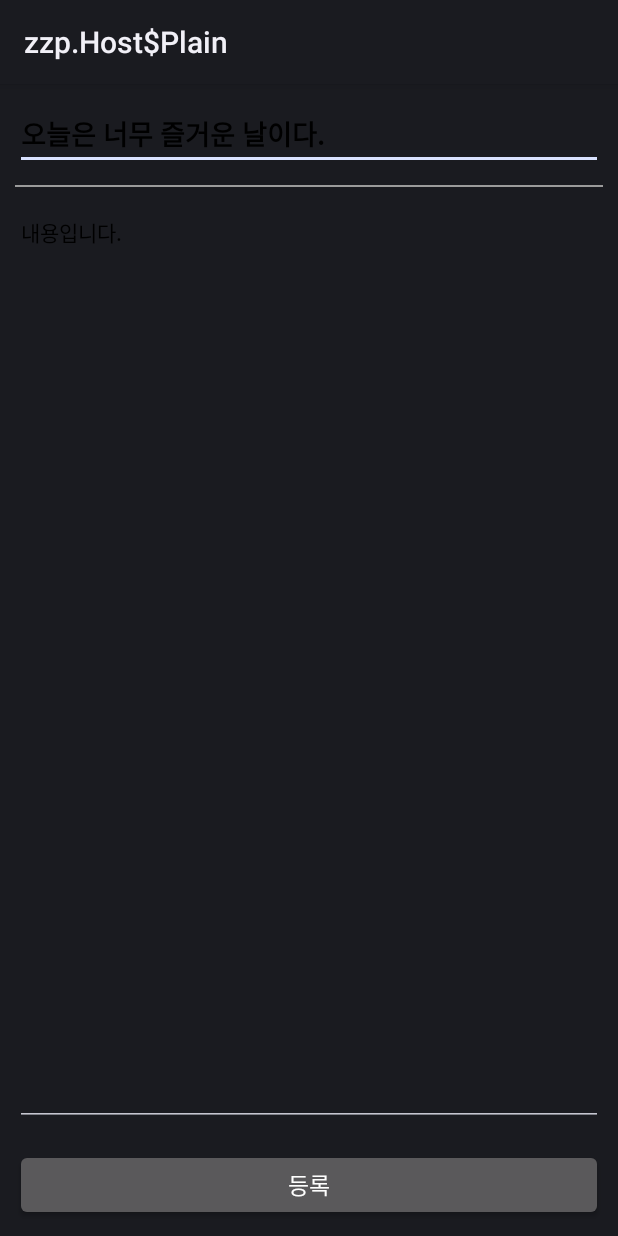
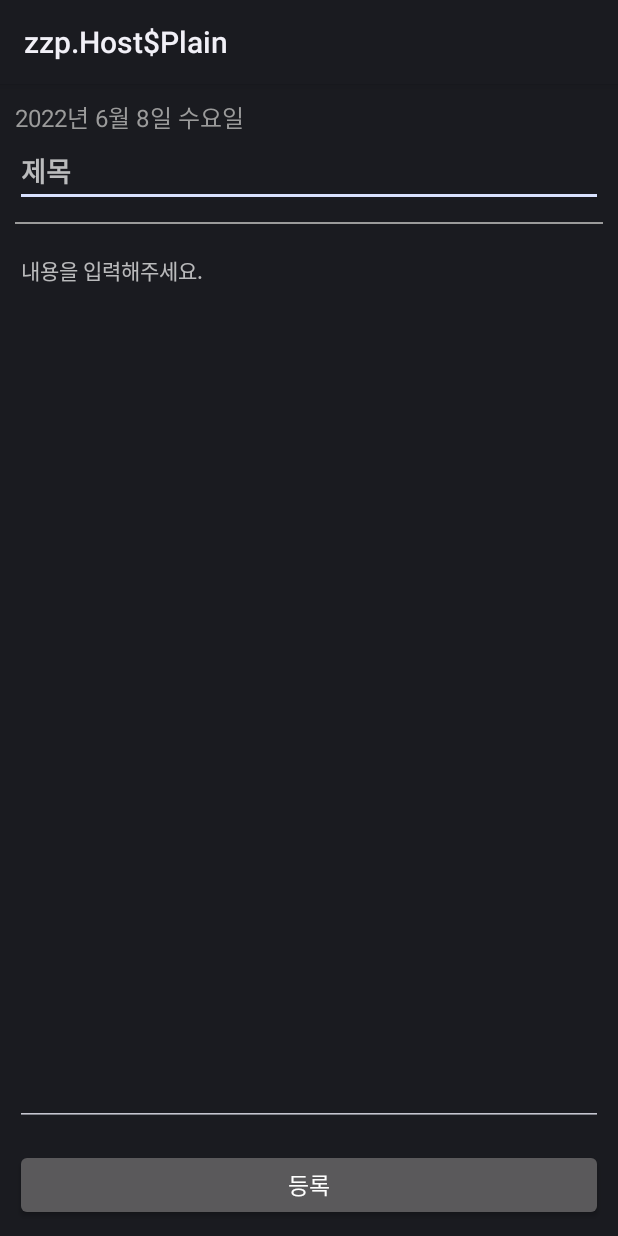
Before and after one commit to KangSeungho/SmallStep, an Android app: the layout activity_diary_edit.xml on its own in the app's theme, with its tools: preview values and no code run, on a phone screen of 412 x 824 dp. Run offline under Robolectric (Android 15) with nearby library versions, the phone set to English and light mode, and no system bars.

Commit message:
- change : 일기 쓰기/보기 화면에 날짜 표시

```diff
--- a/presentation/src/main/res/layout/activity_diary_edit.xml
+++ b/presentation/src/main/res/layout/activity_diary_edit.xml
@@ -17,15 +17,23 @@
         android:orientation="vertical"
         android:padding="10dp">
 
+        <TextView
+            android:layout_width="wrap_content"
+            android:layout_height="wrap_content"
+            android:textSize="16sp"
+            android:textColor="@color/gray_9b"
+            app:setFormatterDateText="@{vm.baseDate}"
+            tools:text="2022년 6월 8일 수요일" />
+
         <EditText
             android:id="@+id/tv_diary_title"
             android:layout_width="match_parent"
             android:layout_height="wrap_content"
+            android:hint="@string/title"
             android:text="@={vm.title}"
             android:textSize="18sp"
             android:textColor="@color/black"
-            android:textStyle="bold"
-            tools:text="오늘은 너무 즐거운 날이다."/>
+            android:textStyle="bold"/>
 
         <View
             android:layout_width="match_parent"
@@ -40,10 +48,10 @@
             android:layout_height="0dp"
             android:layout_weight="1"
             android:gravity="top"
+            android:hint="@string/content_info"
             android:text="@={vm.content}"
             android:textSize="14sp"
-            android:textColor="@color/black"
-            tools:text="내용입니다."/>
+            android:textColor="@color/black"/>
 
         <Button
             android:id="@+id/btn_save_diary"
--- a/presentation/src/main/res/values/strings.xml
+++ b/presentation/src/main/res/values/strings.xml
@@ -4,6 +4,8 @@
     <string name="modify">수정</string>
     <string name="cancel">취소</string>
     <string name="ok">확인</string>
+    <string name="title">제목</string>
+    <string name="content_info">내용을 입력해주세요.</string>
 
     <string name="save_ask">저장하시겠습니까?</string>
 
```
Also changed, not shown: presentation/src/main/java/app/sosocom/smallstep/presentation/util/CustomBindingUtils.kt (+8 -3 lines), presentation/src/main/res/layout/activity_diary.xml (+9 -0 lines).
